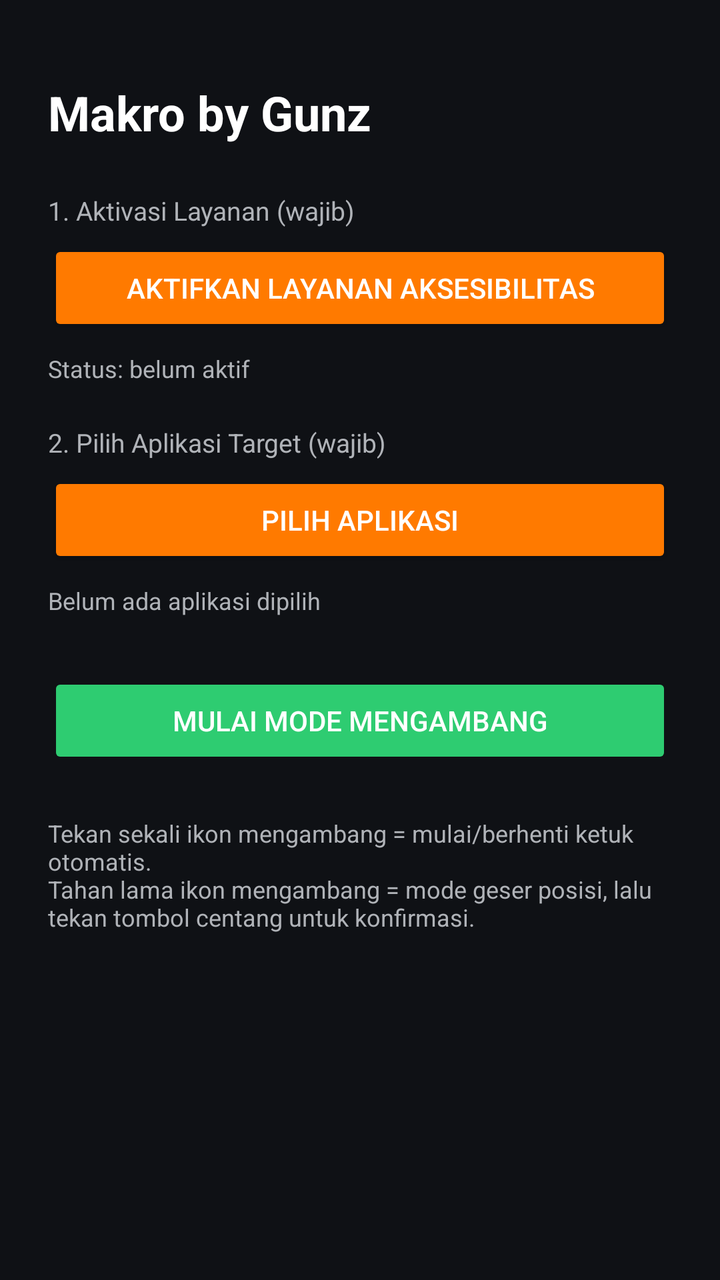
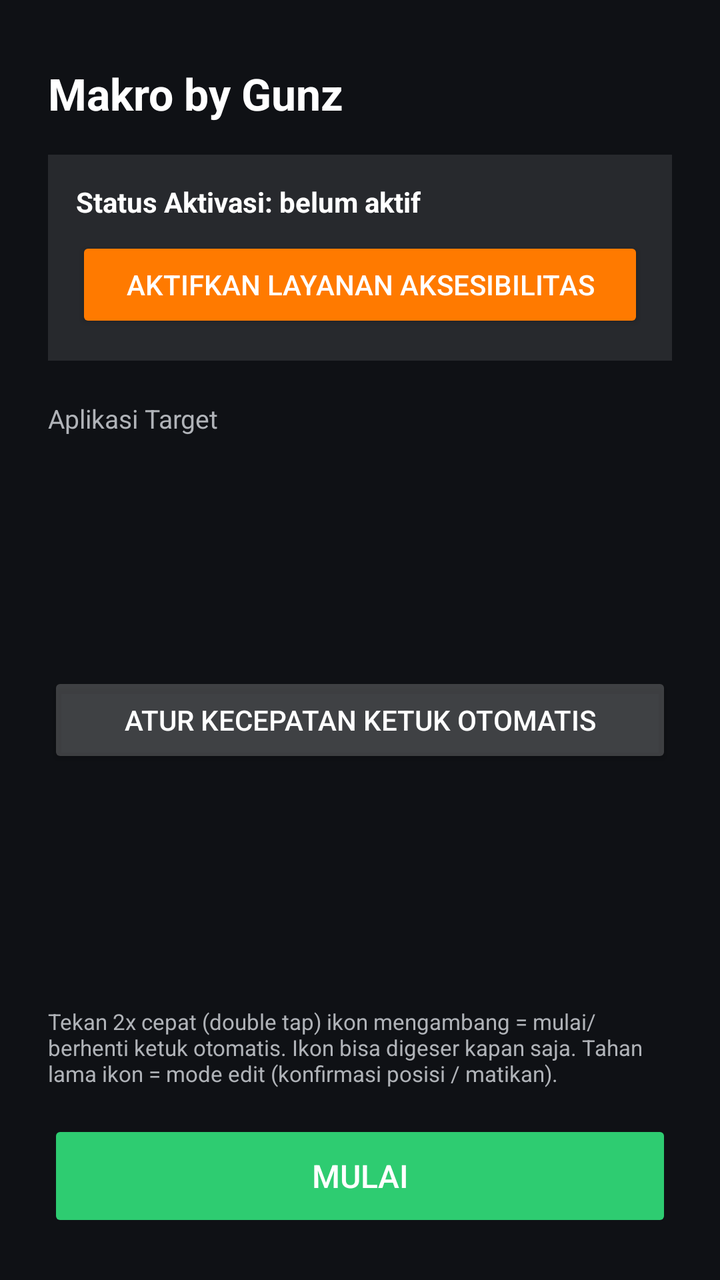

Before-and-after screenshots of an Android layout around one commit, followed by the original layout XML and the change that was made.
<!-- AndroidManifest.xml: application theme Theme.MakroByGunz -->
<!-- res/layout/activity_main.xml -->
<?xml version="1.0" encoding="utf-8"?>
<LinearLayout xmlns:android="http://schemas.android.com/apk/res/android"
    android:layout_width="match_parent"
    android:layout_height="match_parent"
    android:background="@color/bg_dark"
    android:orientation="vertical"
    android:padding="24dp">

    <TextView
        android:layout_width="wrap_content"
        android:layout_height="wrap_content"
        android:text="Makro by Gunz"
        android:textColor="@color/white"
        android:textSize="24sp"
        android:textStyle="bold"
        android:layout_marginTop="16dp"
        android:layout_marginBottom="24dp" />

    
    <TextView
        android:layout_width="wrap_content"
        android:layout_height="wrap_content"
        android:text="1. Aktivasi Layanan (wajib)"
        android:textColor="@color/grey_text"
        android:textSize="13sp"
        android:layout_marginBottom="6dp"/>

    <Button
        android:id="@+id/btnAktivasi"
        android:layout_width="match_parent"
        android:layout_height="wrap_content"
        android:text="Aktifkan Layanan Aksesibilitas"
        android:backgroundTint="@color/accent"
        android:textColor="@color/white"
        android:layout_marginBottom="8dp"/>

    <TextView
        android:id="@+id/tvStatusAksesibilitas"
        android:layout_width="wrap_content"
        android:layout_height="wrap_content"
        android:text="Status: belum aktif"
        android:textColor="@color/grey_text"
        android:textSize="12sp"
        android:layout_marginBottom="20dp"/>

    
    <TextView
        android:layout_width="wrap_content"
        android:layout_height="wrap_content"
        android:text="2. Pilih Aplikasi Target (wajib)"
        android:textColor="@color/grey_text"
        android:textSize="13sp"
        android:layout_marginBottom="6dp"/>

    <Button
        android:id="@+id/btnPilihApp"
        android:layout_width="match_parent"
        android:layout_height="wrap_content"
        android:text="Pilih Aplikasi"
        android:backgroundTint="@color/accent"
        android:textColor="@color/white"
        android:layout_marginBottom="8dp"/>

    <TextView
        android:id="@+id/tvAppTerpilih"
        android:layout_width="wrap_content"
        android:layout_height="wrap_content"
        android:text="Belum ada aplikasi dipilih"
        android:textColor="@color/grey_text"
        android:textSize="12sp"
        android:layout_marginBottom="28dp"/>

    
    <Button
        android:id="@+id/btnMulai"
        android:layout_width="match_parent"
        android:layout_height="wrap_content"
        android:text="Mulai Mode Mengambang"
        android:backgroundTint="@color/confirm_green"
        android:textColor="@color/white"
        android:enabled="false"/>

    <TextView
        android:layout_width="match_parent"
        android:layout_height="wrap_content"
        android:text="Tekan sekali ikon mengambang = mulai/berhenti ketuk otomatis.\nTahan lama ikon mengambang = mode geser posisi, lalu tekan tombol centang untuk konfirmasi."
        android:textColor="@color/grey_text"
        android:textSize="12sp"
        android:layout_marginTop="24dp"/>

</LinearLayout>
<!-- resources referenced by this layout -->
<resources>
  <color name="accent">#FF7A00</color>
  <color name="bg_dark">#0F1115</color>
  <color name="confirm_green">#2ECC71</color>
  <color name="grey_text">#B0B3B8</color>
  <color name="white">#FFFFFF</color>
  <style name="Theme.MakroByGunz" parent="Theme.MaterialComponents.DayNight.NoActionBar">
          <item name="colorPrimary">@color/accent</item>
          <item name="colorPrimaryDark">@color/accent_dark</item>
          <item name="colorAccent">@color/accent</item>
          <item name="android:windowBackground">@color/bg_dark</item>
      </style>
  <color name="accent_dark">#CC5F00</color>
</resources>

<!-- the commit's change to res/layout/activity_main.xml (unified diff, before → after) -->
@@ -11,81 +11,88 @@
         android:layout_height="wrap_content"
         android:text="Makro by Gunz"
         android:textColor="@color/white"
-        android:textSize="24sp"
+        android:textSize="22sp"
         android:textStyle="bold"
-        android:layout_marginTop="16dp"
-        android:layout_marginBottom="24dp" />
+        android:layout_marginTop="8dp"
+        android:layout_marginBottom="16dp" />
+
+    
+    <LinearLayout
+        android:layout_width="match_parent"
+        android:layout_height="wrap_content"
+        android:orientation="vertical"
+        android:background="#1AFFFFFF"
+        android:padding="14dp"
+        android:layout_marginBottom="20dp">
+
+        <TextView
+            android:id="@+id/tvStatusAksesibilitas"
+            android:layout_width="match_parent"
+            android:layout_height="wrap_content"
+            android:text="Status Aktivasi: belum aktif"
+            android:textColor="@color/white"
+            android:textSize="14sp"
+            android:textStyle="bold"
+            android:layout_marginBottom="8dp"/>
+
+        <Button
+            android:id="@+id/btnAktivasi"
+            android:layout_width="match_parent"
+            android:layout_height="wrap_content"
+            android:text="Aktifkan Layanan Aksesibilitas"
+            android:backgroundTint="@color/accent"
+            android:textColor="@color/white"/>
+    </LinearLayout>
 
     
     <TextView
         android:layout_width="wrap_content"
         android:layout_height="wrap_content"
-        android:text="1. Aktivasi Layanan (wajib)"
+        android:text="Aplikasi Target"
         android:textColor="@color/grey_text"
         android:textSize="13sp"
-        android:layout_marginBottom="6dp"/>
+        android:layout_marginBottom="8dp"/>
 
-    <Button
-        android:id="@+id/btnAktivasi"
+    <androidx.recyclerview.widget.RecyclerView
+        android:id="@+id/rvSelectedApps"
         android:layout_width="match_parent"
         android:layout_height="wrap_content"
-        android:text="Aktifkan Layanan Aksesibilitas"
-        android:backgroundTint="@color/accent"
+        android:minHeight="90dp"
+        android:orientation="horizontal"
+        android:layout_marginBottom="20dp"/>
+
+    
+    <Button
+        android:id="@+id/btnKecepatan"
+        android:layout_width="match_parent"
+        android:layout_height="wrap_content"
+        android:text="Atur Kecepatan Ketuk Otomatis"
+        android:backgroundTint="#33FFFFFF"
         android:textColor="@color/white"
         android:layout_marginBottom="8dp"/>
 
+    <View
+        android:layout_width="match_parent"
+        android:layout_height="0dp"
+        android:layout_weight="1"/>
+
     <TextView
-        android:id="@+id/tvStatusAksesibilitas"
-        android:layout_width="wrap_content"
-        android:layout_height="wrap_content"
-        android:text="Status: belum aktif"
-        android:textColor="@color/grey_text"
-        android:textSize="12sp"
-        android:layout_marginBottom="20dp"/>
-
-    
-    <TextView
-        android:layout_width="wrap_content"
-        android:layout_height="wrap_content"
-        android:text="2. Pilih Aplikasi Target (wajib)"
-        android:textColor="@color/grey_text"
-        android:textSize="13sp"
-        android:layout_marginBottom="6dp"/>
-
-    <Button
-        android:id="@+id/btnPilihApp"
         android:layout_width="match_parent"
         android:layout_height="wrap_content"
-        android:text="Pilih Aplikasi"
-        android:backgroundTint="@color/accent"
-        android:textColor="@color/white"
-        android:layout_marginBottom="8dp"/>
-
-    <TextView
-        android:id="@+id/tvAppTerpilih"
-        android:layout_width="wrap_content"
-        android:layout_height="wrap_content"
-        android:text="Belum ada aplikasi dipilih"
+        android:text="Tekan 2x cepat (double tap) ikon mengambang = mulai/berhenti ketuk otomatis. Ikon bisa digeser kapan saja. Tahan lama ikon = mode edit (konfirmasi posisi / matikan)."
         android:textColor="@color/grey_text"
-        android:textSize="12sp"
-        android:layout_marginBottom="28dp"/>
+        android:textSize="11sp"
+        android:layout_marginBottom="16dp"/>
 
     
     <Button
         android:id="@+id/btnMulai"
         android:layout_width="match_parent"
-        android:layout_height="wrap_content"
-        android:text="Mulai Mode Mengambang"
+        android:layout_height="56dp"
+        android:text="Mulai"
+        android:textSize="16sp"
         android:backgroundTint="@color/confirm_green"
         android:textColor="@color/white"
         android:enabled="false"/>
 
-    <TextView
-        android:layout_width="match_parent"
-        android:layout_height="wrap_content"
-        android:text="Tekan sekali ikon mengambang = mulai/berhenti ketuk otomatis.\nTahan lama ikon mengambang = mode geser posisi, lalu tekan tombol centang untuk konfirmasi."
-        android:textColor="@color/grey_text"
-        android:textSize="12sp"
-        android:layout_marginTop="24dp"/>
-
 </LinearLayout>
